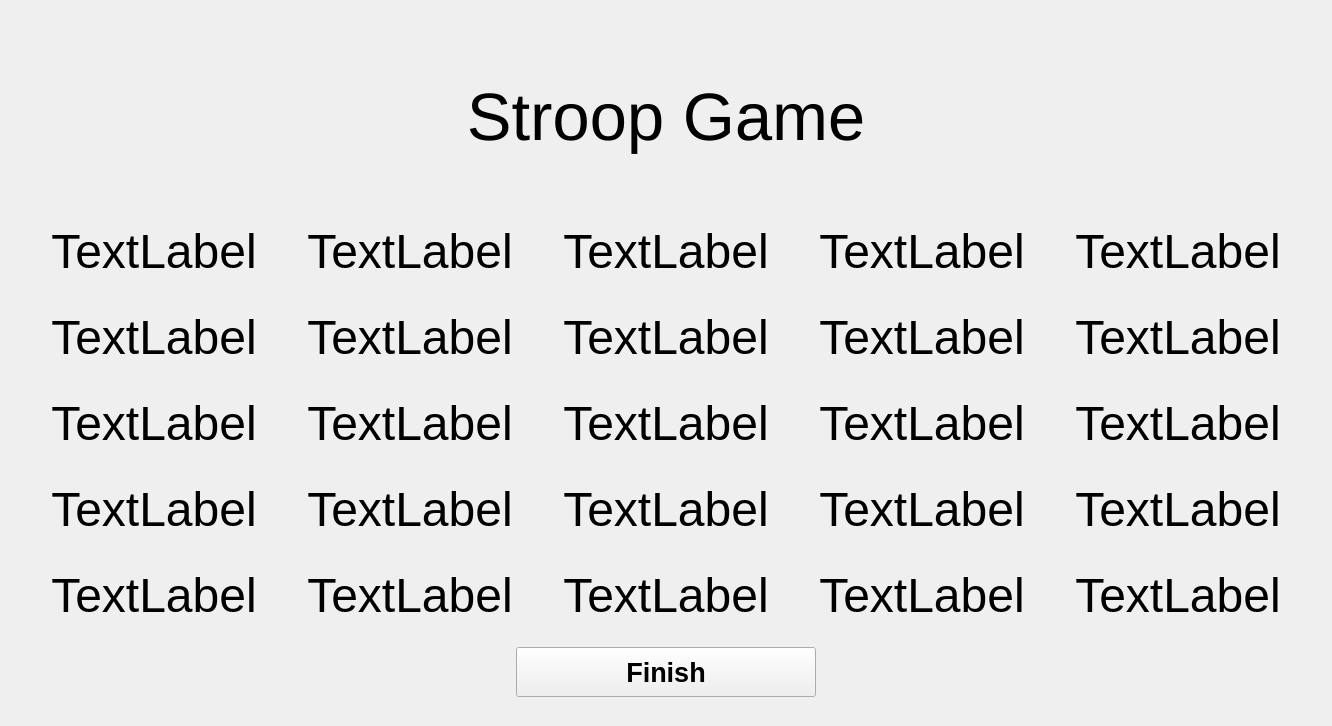
Above: cognition_games.ui from lessju/cognition_games before the change. Below: the same form after it.
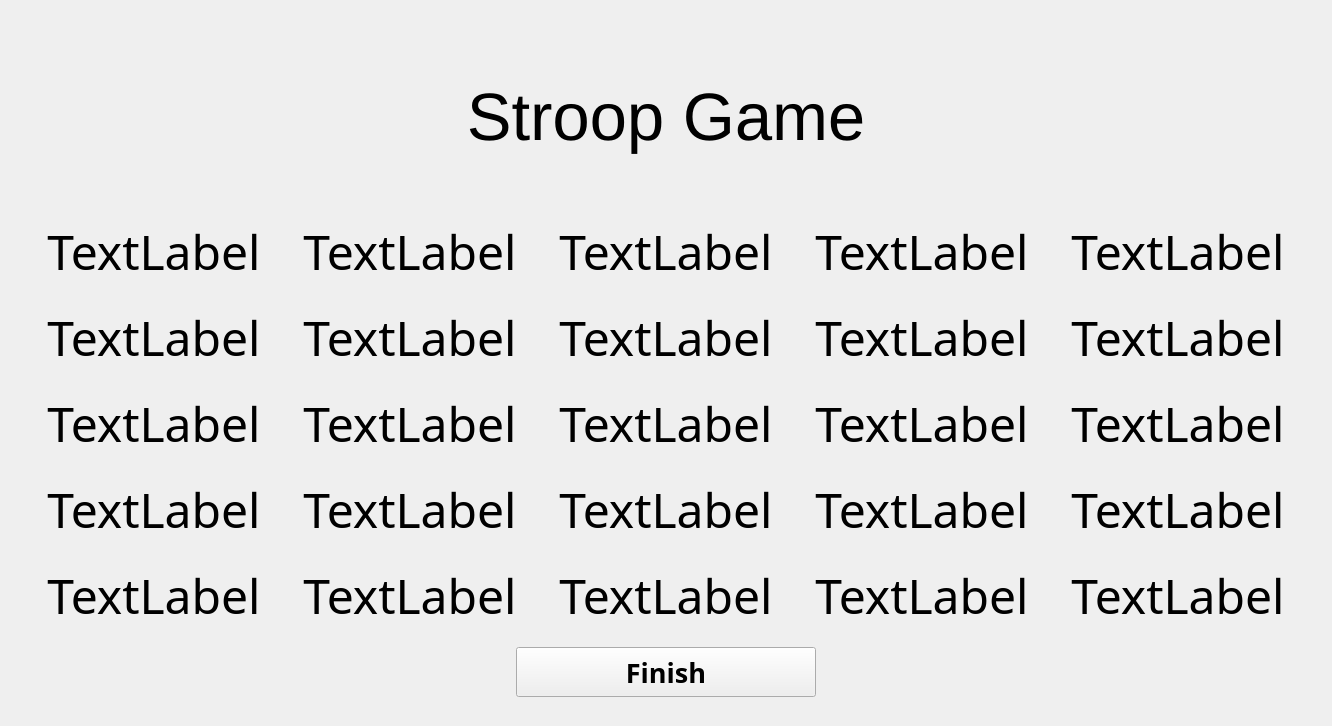
That is the form after the change. The open tabs and pages were chosen to show the change.

The edit to the form file:
```diff
--- a/cognition_games.ui
+++ b/cognition_games.ui
@@ -415,7 +415,7 @@
                  </property>
                  <property name="font">
                   <font>
-                   <family>Ubuntu</family>
+                   <family>Amble</family>
                    <pointsize>36</pointsize>
                    <weight>50</weight>
                    <italic>false</italic>
@@ -449,7 +449,7 @@
                  </property>
                  <property name="font">
                   <font>
-                   <family>Ubuntu</family>
+                   <family>Amble</family>
                    <pointsize>36</pointsize>
                    <weight>50</weight>
                    <italic>false</italic>
@@ -483,7 +483,7 @@
                  </property>
                  <property name="font">
                   <font>
-                   <family>Ubuntu</family>
+                   <family>Amble</family>
                    <pointsize>36</pointsize>
                    <weight>50</weight>
                    <italic>false</italic>
@@ -517,7 +517,7 @@
                  </property>
                  <property name="font">
                   <font>
-                   <family>Ubuntu</family>
+                   <family>Amble</family>
                    <pointsize>36</pointsize>
                    <weight>50</weight>
                    <italic>false</italic>
@@ -551,7 +551,7 @@
                  </property>
                  <property name="font">
                   <font>
-                   <family>Ubuntu</family>
+                   <family>Amble</family>
                    <pointsize>36</pointsize>
                    <weight>50</weight>
                    <italic>false</italic>
@@ -585,7 +585,7 @@
                  </property>
                  <property name="font">
                   <font>
-                   <family>Ubuntu</family>
+                   <family>Amble</family>
                    <pointsize>36</pointsize>
                    <weight>50</weight>
                    <italic>false</italic>
@@ -619,7 +619,7 @@
                  </property>
                  <property name="font">
                   <font>
-                   <family>Ubuntu</family>
+                   <family>Amble</family>
                    <pointsize>36</pointsize>
                    <weight>50</weight>
                    <italic>false</italic>
@@ -653,7 +653,7 @@
                  </property>
                  <property name="font">
                   <font>
-                   <family>Ubuntu</family>
+                   <family>Amble</family>
                    <pointsize>36</pointsize>
                    <weight>50</weight>
                    <italic>false</italic>
@@ -687,7 +687,7 @@
                  </property>
                  <property name="font">
                   <font>
-                   <family>Ubuntu</family>
+                   <family>Amble</family>
                    <pointsize>36</pointsize>
                    <weight>50</weight>
                    <italic>false</italic>
@@ -721,7 +721,7 @@
                  </property>
                  <property name="font">
                   <font>
-                   <family>Ubuntu</family>
+                   <family>Amble</family>
                    <pointsize>36</pointsize>
                    <weight>50</weight>
                    <italic>false</italic>
@@ -755,7 +755,7 @@
                  </property>
                  <property name="font">
                   <font>
-                   <family>Ubuntu</family>
+                   <family>Amble</family>
                    <pointsize>36</pointsize>
                    <weight>50</weight>
                    <italic>false</italic>
@@ -789,7 +789,7 @@
                  </property>
                  <property name="font">
                   <font>
-                   <family>Ubuntu</family>
+                   <family>Amble</family>
                    <pointsize>36</pointsize>
                    <weight>50</weight>
                    <italic>false</italic>
@@ -823,7 +823,7 @@
                  </property>
                  <property name="font">
                   <font>
-                   <family>Ubuntu</family>
+                   <family>Amble</family>
                    <pointsize>36</pointsize>
                    <weight>50</weight>
                    <italic>false</italic>
@@ -857,7 +857,7 @@
                  </property>
                  <property name="font">
                   <font>
-                   <family>Ubuntu</family>
+                   <family>Amble</family>
                    <pointsize>36</pointsize>
                    <weight>50</weight>
                    <italic>false</italic>
@@ -891,7 +891,7 @@
                  </property>
                  <property name="font">
                   <font>
-                   <family>Ubuntu</family>
+                   <family>Amble</family>
                    <pointsize>36</pointsize>
                    <weight>50</weight>
                    <italic>false</italic>
@@ -925,7 +925,7 @@
                  </property>
                  <property name="font">
                   <font>
-                   <family>Ubuntu</family>
+                   <family>Amble</family>
                    <pointsize>36</pointsize>
                    <weight>50</weight>
                    <italic>false</italic>
@@ -959,7 +959,7 @@
                  </property>
                  <property name="font">
                   <font>
-                   <family>Ubuntu</family>
+                   <family>Amble</family>
                    <pointsize>36</pointsize>
                    <weight>50</weight>
                    <italic>false</italic>
@@ -993,7 +993,7 @@
                  </property>
                  <property name="font">
                   <font>
-                   <family>Ubuntu</family>
+                   <family>Amble</family>
                    <pointsize>36</pointsize>
                    <weight>50</weight>
                    <italic>false</italic>
@@ -1027,7 +1027,7 @@
                  </property>
                  <property name="font">
                   <font>
-                   <family>Ubuntu</family>
+                   <family>Amble</family>
                    <pointsize>36</pointsize>
                    <weight>50</weight>
                    <italic>false</italic>
@@ -1061,7 +1061,7 @@
                  </property>
                  <property name="font">
                   <font>
-                   <family>Ubuntu</family>
+                   <family>Amble</family>
                    <pointsize>36</pointsize>
                    <weight>50</weight>
                    <italic>false</italic>
@@ -1095,7 +1095,7 @@
                  </property>
                  <property name="font">
                   <font>
-                   <family>Ubuntu</family>
+                   <family>Amble</family>
                    <pointsize>36</pointsize>
                    <weight>50</weight>
                    <italic>false</italic>
@@ -1129,7 +1129,7 @@
                  </property>
                  <property name="font">
                   <font>
-                   <family>Ubuntu</family>
+                   <family>Amble</family>
                    <pointsize>36</pointsize>
                    <weight>50</weight>
                    <italic>false</italic>
@@ -1163,7 +1163,7 @@
                  </property>
                  <property name="font">
                   <font>
-                   <family>Ubuntu</family>
+                   <family>Amble</family>
                    <pointsize>36</pointsize>
                    <weight>50</weight>
                    <italic>false</italic>
@@ -1197,7 +1197,7 @@
                  </property>
                  <property name="font">
                   <font>
-                   <family>Ubuntu</family>
+                   <family>Amble</family>
                    <pointsize>36</pointsize>
                    <weight>50</weight>
                    <italic>false</italic>
@@ -1231,7 +1231,7 @@
                  </property>
                  <property name="font">
                   <font>
-                   <family>Ubuntu</family>
+                   <family>Amble</family>
                    <pointsize>36</pointsize>
                    <weight>50</weight>
                    <italic>false</italic>
@@ -1286,6 +1286,7 @@
                </property>
                <property name="font">
                 <font>
+                 <family>Amble</family>
                  <pointsize>20</pointsize>
                  <weight>75</weight>
                  <bold>true</bold>
```
Left out of the diff: 38 changed lines with no effect on the pictures.
